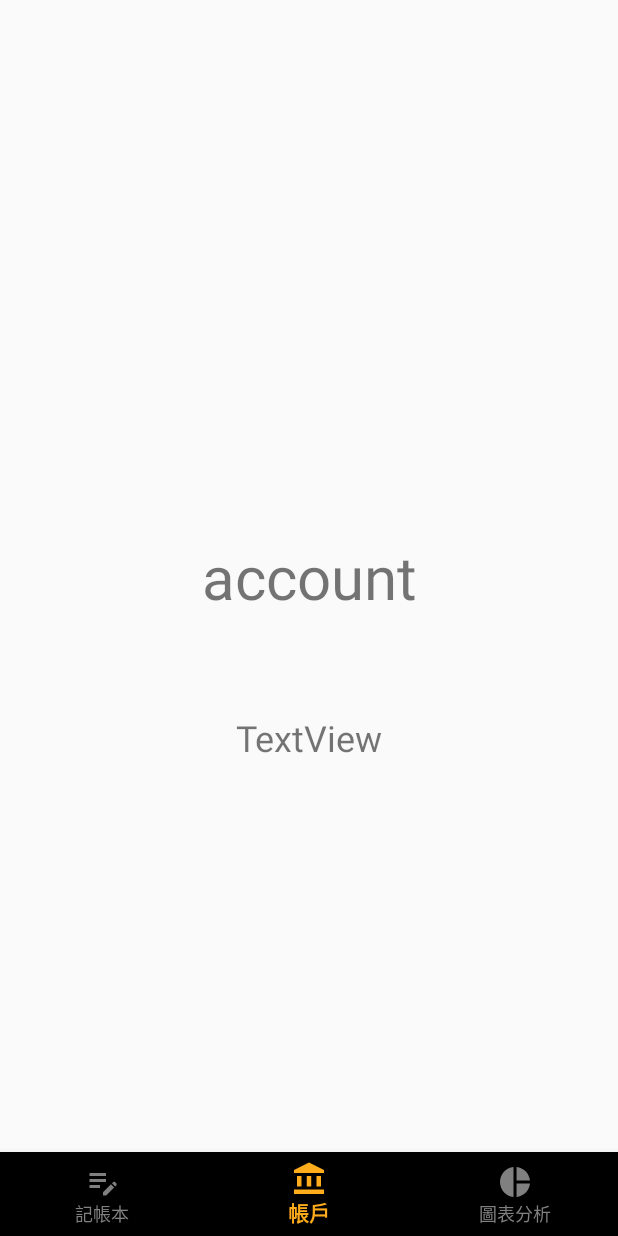
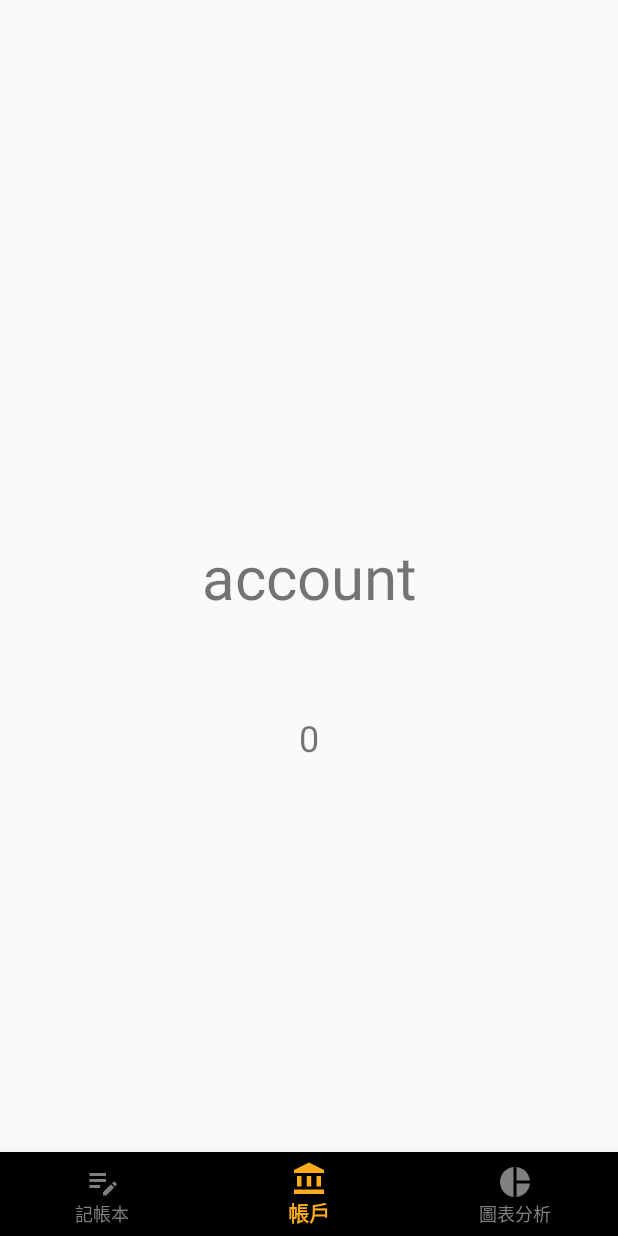
Before and after one commit to chin5270/CBMoney, an Android app: the screen it shows after launch (MainActivity), item 2 of the bottom bar chosen, on a phone screen of 412 x 824 dp. Run offline under Robolectric (Android 15) with nearby library versions, the phone set to English and light mode, and no system bars.

Commit message:
MyViewModel viewBinding test

```diff
--- a/app/src/main/java/com/example/cbmoney/AccountFragment.java
+++ b/app/src/main/java/com/example/cbmoney/AccountFragment.java
@@ -2,6 +2,7 @@ package com.example.cbmoney;
 
 import android.os.Bundle;
 
+import androidx.annotation.Nullable;
 import androidx.fragment.app.Fragment;
 import androidx.lifecycle.Observer;
 import androidx.lifecycle.ViewModelProvider;
@@ -22,8 +23,7 @@ public class AccountFragment extends Fragment {
                              Bundle savedInstanceState) {
        binding = FragmentAccountBinding.inflate(inflater, container, false);
        myViewModel = new ViewModelProvider(requireActivity()).get(MyViewModel.class);
-
-       myViewModel.getNumber().observe(this, new Observer<Integer>() {
+       myViewModel.getNumber().observe(getViewLifecycleOwner(), new Observer<Integer>() {
            @Override
            public void onChanged(Integer integer) {
                binding.num2.setText(String.valueOf(myViewModel.getNumber().getValue()));
@@ -31,6 +31,8 @@ public class AccountFragment extends Fragment {
        });
 
 
-        return inflater.inflate(R.layout.fragment_account, container, false);
+        return  binding.getRoot();
     }
+
+
 }
--- a/app/src/main/java/com/example/cbmoney/MainActivity.java
+++ b/app/src/main/java/com/example/cbmoney/MainActivity.java
@@ -8,16 +8,19 @@ import androidx.fragment.app.FragmentTransaction;
 import android.os.Bundle;
 
 import com.example.cbmoney.R;
+import com.example.cbmoney.ViewModel.MyViewModel;
 import com.example.cbmoney.databinding.ActivityMainBinding;
 
 public class MainActivity extends AppCompatActivity {
     private ActivityMainBinding binding;
+
     @Override
     protected void onCreate(Bundle savedInstanceState) {
         super.onCreate(savedInstanceState);
 
         binding = ActivityMainBinding.inflate(getLayoutInflater());
         setContentView(binding.getRoot());
+
         // 一開始的畫面
         replaceFragment(new EditNoteFragment());
         // 監聽按鍵被觸發時，做得動作
--- a/app/src/main/res/layout/fragment_account.xml
+++ b/app/src/main/res/layout/fragment_account.xml
@@ -22,7 +22,7 @@
         android:id="@+id/num2"
         android:layout_width="wrap_content"
         android:layout_height="wrap_content"
-        android:text="TextView"
+        android:text="@string/account"
         android:textSize="24sp"
         app:layout_constraintBottom_toBottomOf="parent"
         app:layout_constraintEnd_toEndOf="parent"
```
